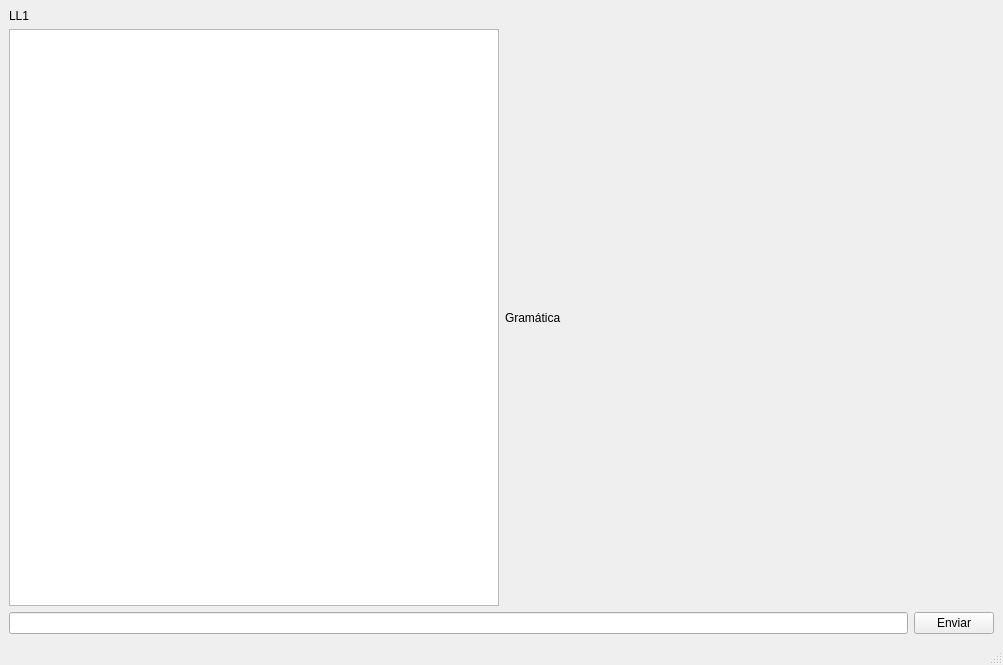
Old version of the form lltutorwindow.ui in the repository jose-rZM/SyntaxTutor.
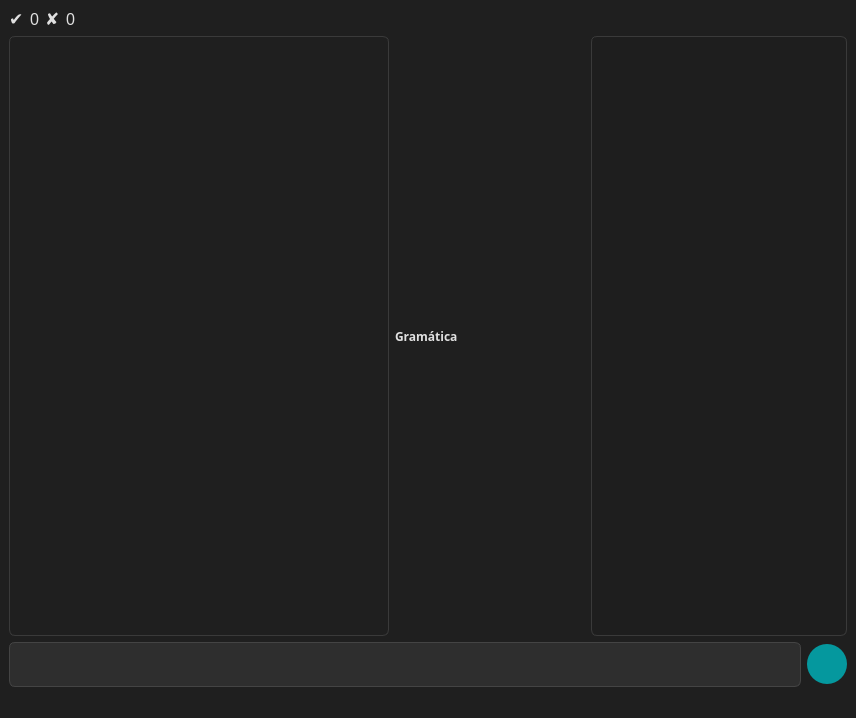
New version of the form. Icons and pictures are not drawn. Custom widgets are drawn as their Qt base class.

Commit message: copy ui and functions

Patch:
```diff
--- a/lltutorwindow.ui
+++ b/lltutorwindow.ui
@@ -6,8 +6,8 @@
    <rect>
     <x>0</x>
     <y>0</y>
-    <width>1003</width>
-    <height>665</height>
+    <width>856</width>
+    <height>718</height>
    </rect>
   </property>
   <property name="windowTitle">
@@ -17,14 +17,109 @@
    <iconset resource="resources.qrc">
     <normaloff>:/resources/syntaxtutor.png</normaloff>:/resources/syntaxtutor.png</iconset>
   </property>
+  <property name="styleSheet">
+   <string notr="true">background-color: #1F1F1F;
+color: #E0E0E0;</string>
+  </property>
   <widget class="QWidget" name="centralwidget">
    <layout class="QVBoxLayout" name="verticalLayout">
     <item>
-     <widget class="QLabel" name="grammarLabel">
-      <property name="text">
-       <string>LL1</string>
-      </property>
-     </widget>
+     <layout class="QHBoxLayout" name="horizontalLayout_3">
+      <item>
+       <widget class="QLabel" name="tick">
+        <property name="sizePolicy">
+         <sizepolicy hsizetype="Minimum" vsizetype="Preferred">
+          <horstretch>0</horstretch>
+          <verstretch>0</verstretch>
+         </sizepolicy>
+        </property>
+        <property name="font">
+         <font>
+          <pointsize>13</pointsize>
+         </font>
+        </property>
+        <property name="text">
+         <string>✔</string>
+        </property>
+       </widget>
+      </item>
+      <item>
+       <widget class="QLabel" name="cntRight">
+        <property name="sizePolicy">
+         <sizepolicy hsizetype="Minimum" vsizetype="Preferred">
+          <horstretch>0</horstretch>
+          <verstretch>0</verstretch>
+         </sizepolicy>
+        </property>
+        <property name="font">
+         <font>
+          <pointsize>12</pointsize>
+         </font>
+        </property>
+        <property name="toolTip">
+         <string>Respuestas correctas</string>
+        </property>
+        <property name="text">
+         <string>0</string>
+        </property>
+       </widget>
+      </item>
+      <item>
+       <widget class="QLabel" name="cross">
+        <property name="sizePolicy">
+         <sizepolicy hsizetype="Minimum" vsizetype="Preferred">
+          <horstretch>0</horstretch>
+          <verstretch>0</verstretch>
+         </sizepolicy>
+        </property>
+        <property name="font">
+         <font>
+          <pointsize>13</pointsize>
+         </font>
+        </property>
+        <property name="text">
+         <string>✘</string>
+        </property>
+       </widget>
+      </item>
+      <item>
+       <widget class="QLabel" name="cntWrong">
+        <property name="sizePolicy">
+         <sizepolicy hsizetype="Minimum" vsizetype="Preferred">
+          <horstretch>0</horstretch>
+          <verstretch>0</verstretch>
+         </sizepolicy>
+        </property>
+        <property name="font">
+         <font>
+          <pointsize>12</pointsize>
+         </font>
+        </property>
+        <property name="toolTip">
+         <string>Respuestas incorrectas</string>
+        </property>
+        <property name="text">
+         <string>0</string>
+        </property>
+       </widget>
+      </item>
+      <item>
+       <spacer name="horizontalSpacer">
+        <property name="orientation">
+         <enum>Qt::Orientation::Horizontal</enum>
+        </property>
+        <property name="sizeType">
+         <enum>QSizePolicy::Policy::Expanding</enum>
+        </property>
+        <property name="sizeHint" stdset="0">
+         <size>
+          <width>40</width>
+          <height>20</height>
+         </size>
+        </property>
+       </spacer>
+      </item>
+     </layout>
     </item>
     <item>
      <layout class="QHBoxLayout" name="horizontalLayout_2">
@@ -32,42 +127,155 @@
        <widget class="QListWidget" name="listWidget">
         <property name="sizePolicy">
          <sizepolicy hsizetype="Expanding" vsizetype="Expanding">
-          <horstretch>0</horstretch>
+          <horstretch>4</horstretch>
           <verstretch>0</verstretch>
          </sizepolicy>
         </property>
+        <property name="styleSheet">
+         <string notr="true"> QListWidget {
+        border: 1px solid #3a3a3a;
+        border-radius: 6px;
+        background-color: transparent;
+    }
+
+    QListWidget::viewport {
+        background-color: transparent;
+    }
+   QScrollBar:vertical {
+        background: #1e1e1e;
+        width: 10px;
+        margin: 2px 0 2px 0;
+        border-radius: 5px;
+    }
+
+    QScrollBar::handle:vertical {
+        background: #5c5c5c;
+        min-height: 20px;
+        border-radius: 5px;
+    }
+
+    QScrollBar::handle:vertical:hover {
+        background: #777;
+    }
+
+    QScrollBar::add-line:vertical, QScrollBar::sub-line:vertical {
+        height: 0px;
+        background: none;
+    }
+
+    QScrollBar::add-page:vertical, QScrollBar::sub-page:vertical {
+        background: none;
+    }</string>
+        </property>
        </widget>
       </item>
       <item>
        <widget class="QLabel" name="gr">
         <property name="sizePolicy">
-         <sizepolicy hsizetype="Expanding" vsizetype="Preferred">
-          <horstretch>0</horstretch>
+         <sizepolicy hsizetype="Expanding" vsizetype="Expanding">
+          <horstretch>2</horstretch>
           <verstretch>0</verstretch>
          </sizepolicy>
         </property>
-        <property name="minimumSize">
-         <size>
-          <width>0</width>
-          <height>0</height>
-         </size>
+        <property name="font">
+         <font>
+          <family>JetBrainsMonoNL Nerd Font Propo</family>
+          <bold>true</bold>
+         </font>
         </property>
         <property name="text">
          <string>Gramática</string>
         </property>
        </widget>
       </item>
+      <item>
+       <widget class="QTextEdit" name="textEdit">
+        <property name="styleSheet">
+         <string notr="true">background-color: #1e1e1e;
+color: #ffffff;
+font-family: 'JetBrains Mono', 'Noto Sans Mono', 'Courier New', monospace;
+font-size: 15px;
+font-weight: 500;
+border: 1px solid #3a3a3a;
+border-radius: 6px;
+padding: 12px;
+selection-background-color: #44475a;
+selection-color: #ffffff;</string>
+        </property>
+        <property name="readOnly">
+         <bool>true</bool>
+        </property>
+       </widget>
+      </item>
      </layout>
     </item>
     <item>
      <layout class="QHBoxLayout" name="horizontalLayout">
       <item>
-       <widget class="QLineEdit" name="userResponse"/>
+       <widget class="CustomTextEdit" name="userResponse">
+        <property name="sizePolicy">
+         <sizepolicy hsizetype="Preferred" vsizetype="Fixed">
+          <horstretch>0</horstretch>
+          <verstretch>0</verstretch>
+         </sizepolicy>
+        </property>
+        <property name="minimumSize">
+         <size>
+          <width>0</width>
+          <height>45</height>
+         </size>
+        </property>
+        <property name="maximumSize">
+         <size>
+          <width>16777215</width>
+          <height>100</height>
+         </size>
+        </property>
+        <property name="styleSheet">
+         <string notr="true">QTextEdit {
+	background-color: #2E2E2E;
+	color: #E0E0E0;
+	border: 1px solid #444;
+	border-radius: 6px;
+	padding: 6px 10px;
+	font-size: 16px;
+}
+
+QTextEdit:focus {
+		border-bottom: 2px solid #00ADB5;
+}</string>
+        </property>
+       </widget>
       </item>
       <item>
        <widget class="QPushButton" name="confirmButton">
+        <property name="cursor">
+         <cursorShape>PointingHandCursor</cursorShape>
+        </property>
+        <property name="styleSheet">
+         <string notr="true">QPushButton {
+background-color: rgba(0, 173, 181, 0.85);    
+border: none;
+    border-radius: 20px; /* La mitad de width/height para que sea redondo */
+    min-width: 40px;
+    min-height: 40px;
+    max-width: 40px;
+    max-height: 40px;
+    padding: 0px;
+    icon-size: 24px 24px; /* Asegúrate de ajustar esto en C++ también si no reacciona */
+}
+
+QPushButton:hover {
+    background-color: #00C8D6;
+}
+
+QPushButton:pressed {
+    background-color: #009AA3;
+}
+</string>
+        </property>
         <property name="text">
-         <string>Enviar</string>
+         <string/>
         </property>
        </widget>
       </item>
@@ -87,6 +295,13 @@
   </widget>
   <widget class="QStatusBar" name="statusbar"/>
  </widget>
+ <customwidgets>
+  <customwidget>
+   <class>CustomTextEdit</class>
+   <extends>QTextEdit</extends>
+   <header>customtextedit.h</header>
+  </customwidget>
+ </customwidgets>
  <resources>
   <include location="resources.qrc"/>
  </resources>
```
Left out of the diff: 4 changed lines with no effect on the pictures. The commit also changes 2 other files.
